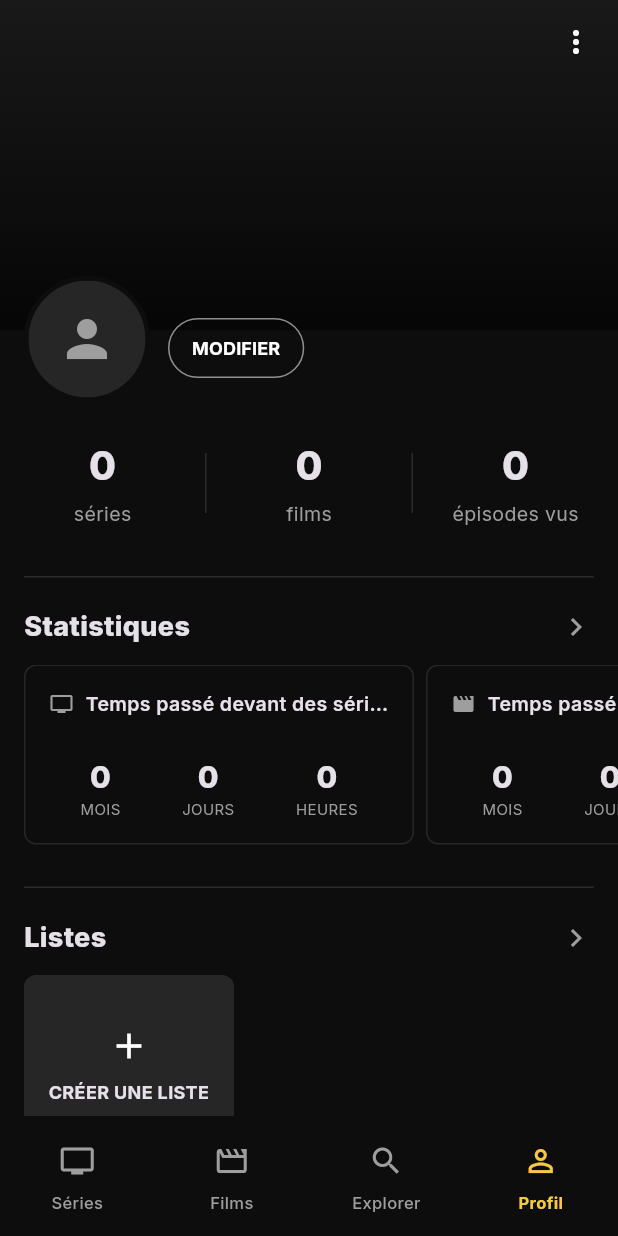
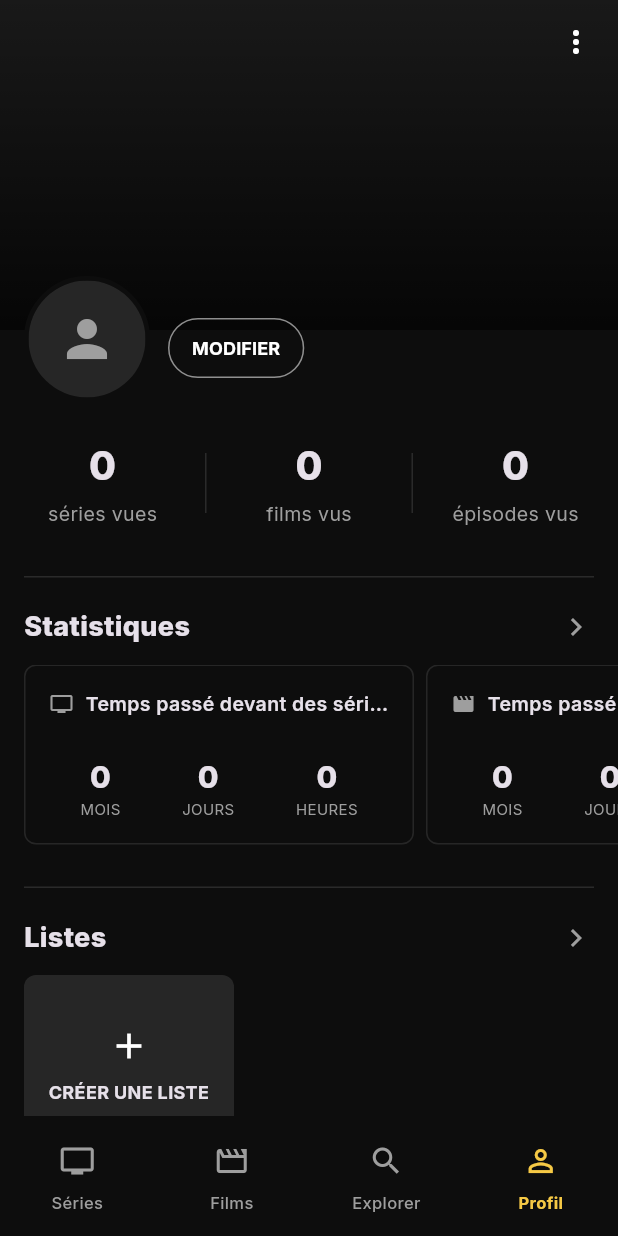
Before and after one commit to Mehdi-F/showtime, a Flutter app: the screen it shows once a user with an empty profile is signed in, item 4 of the bottom bar chosen, on a phone screen of 412 x 824 dp. Run offline on Flutter 3.47's test engine with Material 3 defaults, Android fonts, the phone set to English and light mode, and no system bars; our stand-ins replace cached_network_image, cloud_firestore, firebase_auth, firebase_core, google_fonts; accounts and stored records are empty; network calls fail; statements that could not run were skipped.

Commit message:
fix: profile stats count only watched series/films, not just followed
"Séries" and "films" in the profile stats row were counting everything
in the library regardless of watch status. A movie now only counts once
its watched flag is set, and a series counts once every released episode
has been checked off (using the total episode count from TMDB).

```diff
--- a/lib/screens/profile_screen.dart
+++ b/lib/screens/profile_screen.dart
@@ -20,6 +20,7 @@ class _ResolvedItem {
   final String? posterPath;
   final String? backdropPath;
   final int runtimeMinutes; // per episode (tv) or per movie
+  final int totalEpisodeCount; // tv only, 0 for movies
 
   _ResolvedItem({
     required this.item,
@@ -27,9 +28,15 @@ class _ResolvedItem {
     required this.posterPath,
     required this.backdropPath,
     required this.runtimeMinutes,
+    this.totalEpisodeCount = 0,
   });
 
   int get watchedEpisodesCount => item.watchedEpisodes.values.where((w) => w).length;
+
+  /// A movie is "watched" via its own flag; a series is "watched" once every
+  /// released episode has been checked off.
+  bool get isWatched =>
+      item.type == 'movie' ? item.watched : (totalEpisodeCount > 0 && watchedEpisodesCount >= totalEpisodeCount);
 
   DateTime get recency => item.lastActivityAt ?? item.watchedAt ?? item.addedAt;
 }
@@ -51,12 +58,14 @@ class ProfileScreen extends StatelessWidget {
   Future<_ResolvedItem> _resolve(TmdbService tmdb, LibraryItem item) async {
     if (item.type == 'tv') {
       final details = await tmdb.getTvDetails(item.tmdbId);
+      final totalEpisodeCount = details.seasons.fold<int>(0, (sum, s) => sum + s.episodeCount);
       return _ResolvedItem(
         item: item,
         title: details.name,
         posterPath: details.posterPath,
         backdropPath: details.backdropPath,
         runtimeMinutes: details.episodeRunTime,
+        totalEpisodeCount: totalEpisodeCount,
       );
     } else {
       final details = await tmdb.getMovieDetails(item.tmdbId);
@@ -165,7 +174,11 @@ class ProfileScreen extends StatelessWidget {
                 onSignOut: () => context.read<AuthProvider>().signOut(),
               ),
               const SizedBox(height: 8),
-              _StatsRow(seriesCount: series.length, filmsCount: films.length, episodesWatched: episodesWatched),
+              _StatsRow(
+                seriesCount: series.where((r) => r.isWatched).length,
+                filmsCount: films.where((r) => r.isWatched).length,
+                episodesWatched: episodesWatched,
+              ),
               const Divider(height: 33, indent: 16, endIndent: 16),
               const _SectionHeader(title: 'Statistiques'),
               SizedBox(
@@ -362,9 +375,9 @@ class _StatsRow extends StatelessWidget {
       padding: const EdgeInsets.symmetric(vertical: 16),
       child: Row(
         children: [
-          Expanded(child: _StatColumn(value: seriesCount, label: 'séries')),
+          Expanded(child: _StatColumn(value: seriesCount, label: 'séries vues')),
           const SizedBox(height: 40, child: VerticalDivider(width: 1)),
-          Expanded(child: _StatColumn(value: filmsCount, label: 'films')),
+          Expanded(child: _StatColumn(value: filmsCount, label: 'films vus')),
           const SizedBox(height: 40, child: VerticalDivider(width: 1)),
           Expanded(child: _StatColumn(value: episodesWatched, label: 'épisodes vus')),
         ],
```
